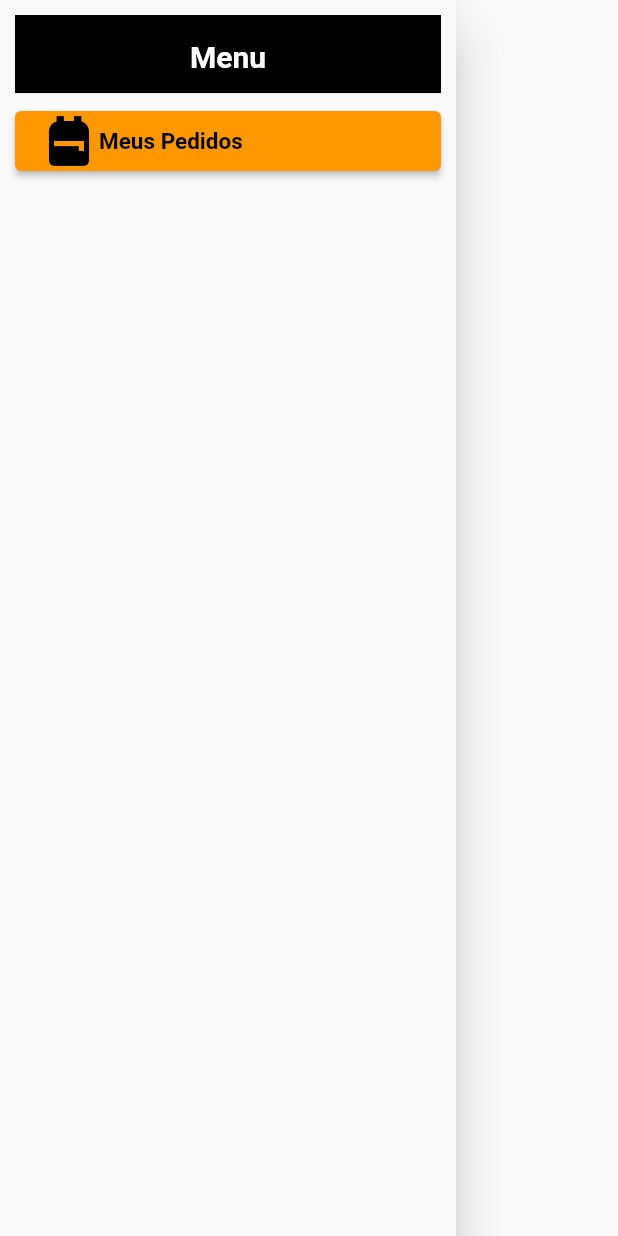
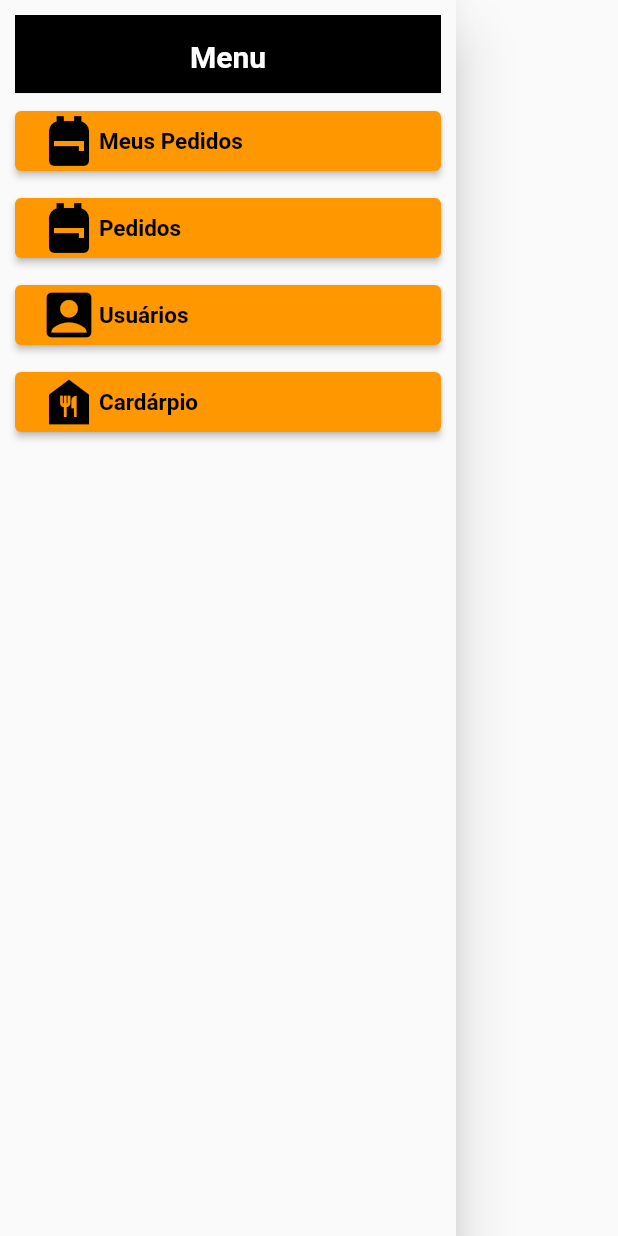
Before and after one commit to CarlosRubini/RestaurantePAC, a Flutter app: the MenuLateral widget shown alone on an empty page, opened directly, on a phone screen of 412 x 824 dp. Run offline on Flutter 3.47's test engine with Material 2 defaults, Android fonts, the phone set to English and light mode, and no system bars.

```diff
--- a/lib/widgets/menu_lateral.dart
+++ b/lib/widgets/menu_lateral.dart
@@ -42,7 +42,67 @@ class MenuLateral extends StatelessWidget {
                             fontWeight: FontWeight.bold,
                             fontSize: 15,
                             color: Colors.black),
-                      )
+                      ),
+                    ],
+                  ),
+                )),
+                Padding(padding: EdgeInsets.all(5)),
+                Container(
+                    child: ElevatedButton(
+                  onPressed: () => {},
+                  child: Row(
+                    children: [
+                      Icon(
+                        Icons.backpack,
+                        size: 40,
+                      ),
+                      Text(
+                        "Pedidos",
+                        style: TextStyle(
+                            fontWeight: FontWeight.bold,
+                            fontSize: 15,
+                            color: Colors.black),
+                      ),
+                    ],
+                  ),
+                )),
+                Padding(padding: EdgeInsets.all(5)),
+                Container(
+                    child: ElevatedButton(
+                  onPressed: () => {},
+                  child: Row(
+                    children: [
+                      Icon(
+                        Icons.account_box,
+                        size: 40,
+                      ),
+                      Text(
+                        "Usuários",
+                        style: TextStyle(
+                            fontWeight: FontWeight.bold,
+                            fontSize: 15,
+                            color: Colors.black),
+                      ),
+                    ],
+                  ),
+                )),
+                Padding(padding: EdgeInsets.all(5)),
+                Container(
+                    child: ElevatedButton(
+                  onPressed: () => {},
+                  child: Row(
+                    children: [
+                      Icon(
+                        Icons.food_bank,
+                        size: 40,
+                      ),
+                      Text(
+                        "Cardárpio",
+                        style: TextStyle(
+                            fontWeight: FontWeight.bold,
+                            fontSize: 15,
+                            color: Colors.black),
+                      ),
                     ],
                   ),
                 )),
```
Also changed, not shown: lib/pages/minha_conta.dart (added, +72 -0 lines), lib/pages/pagina_inicial.dart (+27 -7 lines), 1 other file.
